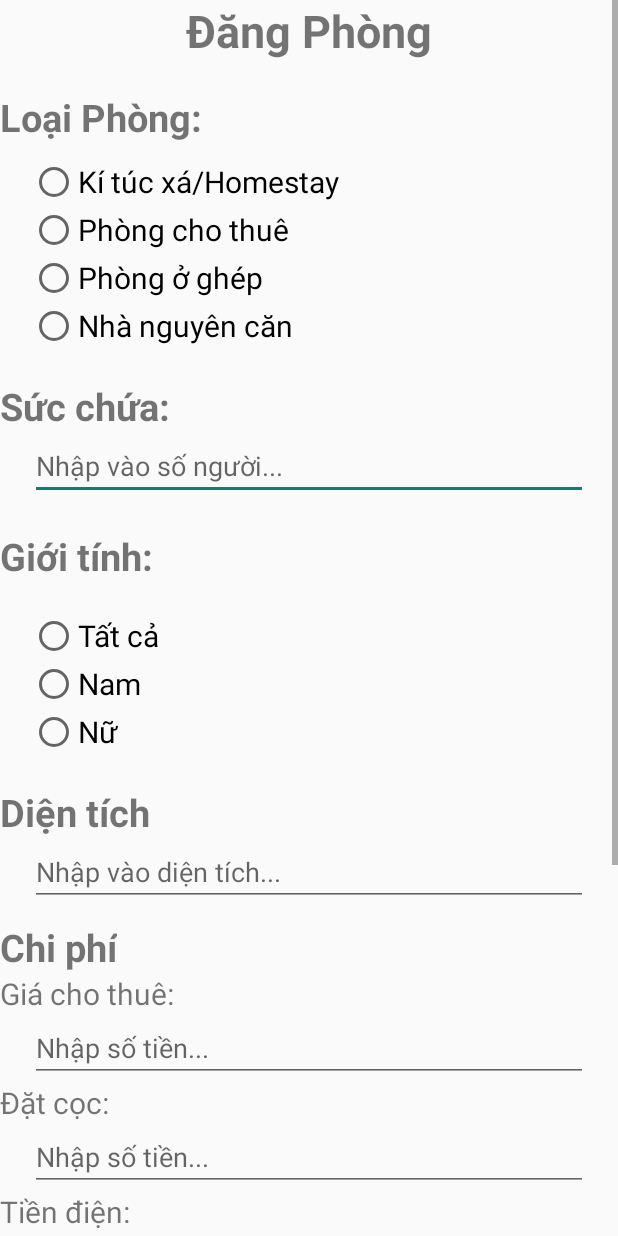
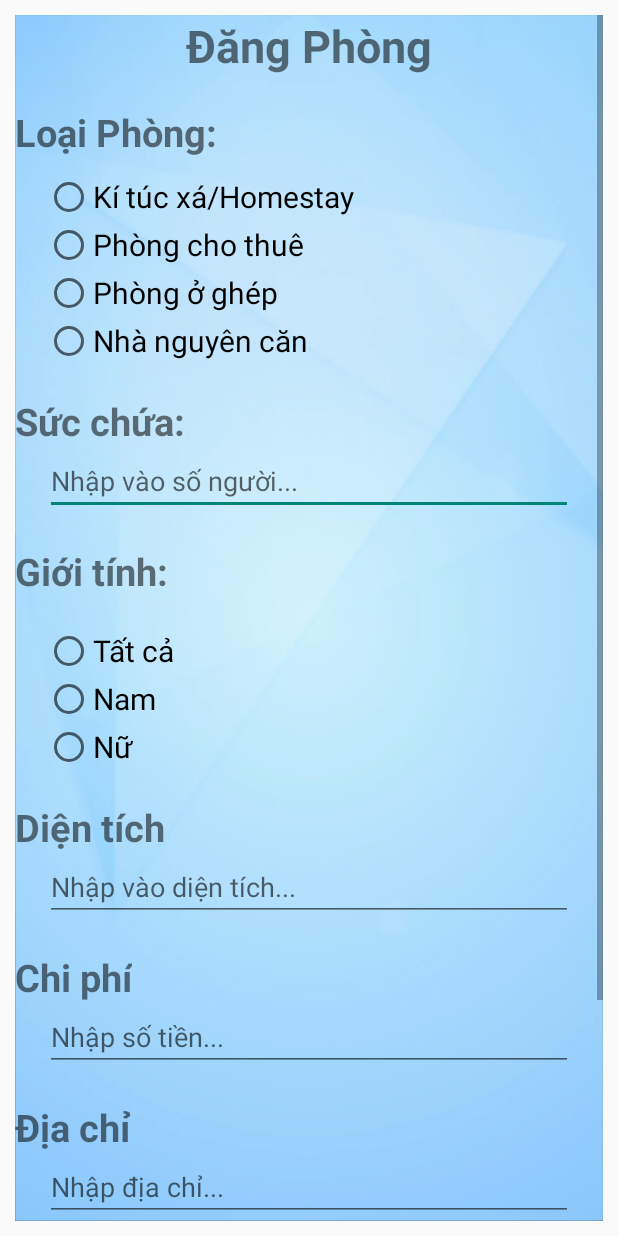
Before and after one commit to dangtuanphong238/Project_TimPhongTro_Nhom4, an Android app: the fragment DangPhongFragment shown on its own in the app's theme, on a phone screen of 412 x 824 dp. Run offline under Robolectric (Android 15) with nearby library versions, the phone set to English and light mode, and no system bars; our stand-ins replace Firebase (no records; nobody signed in at launch, a user with empty details on screens opened directly).

Commit message:
update Đăng Phòng

```diff
--- a/app/build.gradle
+++ b/app/build.gradle
@@ -27,6 +27,7 @@ dependencies {
     implementation 'androidx.navigation:navigation-fragment:2.0.0'
     implementation 'androidx.navigation:navigation-ui:2.0.0'
     implementation 'androidx.lifecycle:lifecycle-extensions:2.0.0'
+    implementation 'com.google.firebase:firebase-storage:16.0.4'
     testImplementation 'junit:junit:4.12'
     androidTestImplementation 'androidx.test.ext:junit:1.1.1'
     androidTestImplementation 'androidx.test.espresso:espresso-core:3.2.0'
@@ -36,5 +37,4 @@ dependencies {
     implementation 'com.firebaseui:firebase-ui-database:6.2.0'
     implementation 'com.google.android.material:material:1.0.0'
     implementation 'androidx.legacy:legacy-support-v4:1.0.0'
-
 }
--- a/app/src/main/AndroidManifest.xml
+++ b/app/src/main/AndroidManifest.xml
@@ -1,6 +1,8 @@
 <?xml version="1.0" encoding="utf-8"?>
 <manifest xmlns:android="http://schemas.android.com/apk/res/android"
     package="com.example.testgooglelogin">
+    <uses-permission android:name="android.permission.READ_EXTERNAL_STORAGE"/>
+    <uses-permission android:name="android.permission.INTERNET" />
 
     <application
         android:allowBackup="true"
@@ -9,8 +11,6 @@
         android:roundIcon="@mipmap/ic_launcher_round"
         android:supportsRtl="true"
         android:theme="@style/Theme.AppCompat.Light.NoActionBar">
-        <activity android:name="navigation.NavigationBarActivity"></activity>
-        <activity android:name="chat_real_time.MessageActivity" />
         <activity android:name="com.example.timphongtro.LoginActivity">
             <intent-filter>
                 <action android:name="android.intent.action.MAIN" />
--- a/app/src/main/java/com/example/timphongtro/DangPhongFragment.java
+++ b/app/src/main/java/com/example/timphongtro/DangPhongFragment.java
@@ -1,15 +1,42 @@
 package com.example.timphongtro;
 
 
+import android.app.Activity;
+import android.app.ProgressDialog;
+import android.content.ContentResolver;
+import android.content.Intent;
+import android.graphics.Bitmap;
+import android.net.Uri;
 import android.os.Bundle;
 
+import androidx.annotation.NonNull;
 import androidx.fragment.app.Fragment;
 
+import android.provider.MediaStore;
+import android.util.Log;
 import android.view.LayoutInflater;
 import android.view.View;
 import android.view.ViewGroup;
+import android.webkit.MimeTypeMap;
+import android.widget.Button;
+import android.widget.ImageView;
+import android.widget.Toast;
 
 import com.example.testgooglelogin.R;
+import com.google.android.gms.tasks.OnFailureListener;
+import com.google.android.gms.tasks.OnSuccessListener;
+import com.google.firebase.database.DatabaseReference;
+import com.google.firebase.database.FirebaseDatabase;
+import com.google.firebase.storage.FirebaseStorage;
+import com.google.firebase.storage.OnProgressListener;
+import com.google.firebase.storage.StorageReference;
+import com.google.firebase.storage.StorageTask;
+import com.google.firebase.storage.UploadTask;
+
+import java.io.IOException;
+import java.util.UUID;
+
+import static android.app.Activity.RESULT_OK;
 
 
 /**
@@ -17,17 +44,95 @@ import com.example.testgooglelogin.R;
  */
 public class DangPhongFragment extends Fragment {
 
+    private int PICK_IMAGE_REQUEST = 1;
+    ImageView imgView;
+    Button btnChoose;
+    Button btnDang;
+
+    public Uri mImageUri;
+    private StorageReference mStorageRef;
+    private StorageTask mUploadTask;
+
 
     public DangPhongFragment() {
         // Required empty public constructor
     }
 
-
     @Override
     public View onCreateView(LayoutInflater inflater, ViewGroup container,
                              Bundle savedInstanceState) {
         // Inflate the layout for this fragment
-        return inflater.inflate(R.layout.fragment_dang_phong, container, false);
+        View fragmentLayout = null;
+        fragmentLayout = inflater.inflate(R.layout.fragment_dang_phong, container, false);
+        btnChoose = fragmentLayout.findViewById(R.id.btnChoose);
+        btnDang = fragmentLayout.findViewById(R.id.btnDang);
+        imgView = fragmentLayout.findViewById(R.id.imgView);
+
+        mStorageRef = FirebaseStorage.getInstance().getReference("uploads");
+
+
+        btnChoose.setOnClickListener(new View.OnClickListener() {
+            @Override
+            public void onClick(View v) {
+                chooseImage();
+            }
+        });
+
+        btnDang.setOnClickListener(new View.OnClickListener() {
+            @Override
+            public void onClick(View v) {
+                    uploadImage();
+            }
+        });
+
+        return fragmentLayout;
     }
 
+    private String getFileExtension(Uri uri) {
+        ContentResolver cR = getContext().getContentResolver();
+        MimeTypeMap mime = MimeTypeMap.getSingleton();
+        return mime.getExtensionFromMimeType(cR.getType(uri));
+    }
+    private void uploadImage() {
+
+        StorageReference Ref = mStorageRef.child(System.currentTimeMillis()+"."+getFileExtension(mImageUri));
+        Ref.putFile(mImageUri)
+                .addOnSuccessListener(new OnSuccessListener<UploadTask.TaskSnapshot>() {
+                    @Override
+                    public void onSuccess(UploadTask.TaskSnapshot taskSnapshot) {
+                        // Get a URL to the uploaded content
+//                        Uri downloadUrl = taskSnapshot.getDownloadUrl();
+                        Toast.makeText(getActivity().getApplication(), "Completed", Toast.LENGTH_SHORT).show();
+                    }
+                })
+                .addOnFailureListener(new OnFailureListener() {
+                    @Override
+                    public void onFailure(@NonNull Exception exception) {
+                        // Handle unsuccessful uploads
+                        // ...
+                    }
+                });
+    }
+
+
+    private void chooseImage() {
+        Intent intent = new Intent();
+        intent.setType("image/*");
+        intent.setAction(Intent.ACTION_GET_CONTENT);
+        startActivityForResult(intent,PICK_IMAGE_REQUEST);
+
+    }
+
+
+    @Override
+    public void onActivityResult(int requestCode, int resultCode, Intent data) {
+        super.onActivityResult(requestCode, resultCode, data);
+        if(requestCode == PICK_IMAGE_REQUEST && resultCode == RESULT_OK
+                && data != null && data.getData() != null )
+        {
+            mImageUri = data.getData();
+            imgView.setImageURI(mImageUri);
+
+        }
+    }
 }
--- /dev/null
+++ b/app/src/main/res/drawable/bg_botton_white.xml
@@ -0,0 +1,9 @@
+<?xml version="1.0" encoding="utf-8"?>
+<shape xmlns:android="http://schemas.android.com/apk/res/android"
+    android:shape="rectangle">
+    <corners android:radius="10dp"/>
+    <solid android:color="@android:color/transparent"/>
+    <stroke android:color="#ffffff"
+        android:width="2dp"/>
+
+</shape>
--- /dev/null
+++ b/app/src/main/res/drawable/custom_button.xml
@@ -0,0 +1,14 @@
+<?xml version="1.0" encoding="utf-8"?>
+<shape xmlns:android="http://schemas.android.com/apk/res/android"
+    android:shape="rectangle">
+
+    <corners android:radius="20dp"/>
+
+    <padding android:bottom="10dp"
+        android:top="10dp"
+        android:left="10dp"
+        android:right="10dp"/>
+
+    <stroke android:width="2dp"
+        android:color="#0004ff"/>
+</shape>
--- a/app/src/main/res/layout/fragment_dang_phong.xml
+++ b/app/src/main/res/layout/fragment_dang_phong.xml
@@ -12,6 +12,8 @@
         android:layout_height="match_parent"
         tools:layout_editor_absoluteY="8dp"
         tools:layout_editor_absoluteX="8dp"
+        android:background="@drawable/background1"
+        android:layout_margin="10dp"
         >
         <LinearLayout
             android:layout_width="fill_parent"
@@ -23,7 +25,7 @@
                 android:layout_width="wrap_content"
                 android:layout_height="wrap_content"
                 android:layout_gravity="center"
-                android:text="Đăng Phòng"
+                android:text="@string/txtDangPhong"
                 android:textSize="30sp"
                 android:textStyle="bold"/>
             <LinearLayout
@@ -81,7 +83,7 @@
                 android:layout_width="match_parent"
                 android:layout_height="wrap_content"
                 android:orientation="vertical"
-                android:layout_marginTop="20dp"
+                android:layout_marginTop="@dimen/margin_top"
                 android:layout_weight="1">
                 <TextView
                     android:layout_width="wrap_content"
@@ -101,7 +103,7 @@
                 android:layout_width="match_parent"
                 android:layout_height="wrap_content"
                 android:orientation="vertical"
-                android:layout_marginTop="20dp"
+                android:layout_marginTop="@dimen/margin_top"
                 android:layout_weight="1">
                 <TextView
                     android:layout_width="wrap_content"
@@ -143,7 +145,7 @@
             <LinearLayout
                 android:layout_width="match_parent"
                 android:layout_height="wrap_content"
-                android:layout_marginTop="20dp"
+                android:layout_marginTop="@dimen/margin_top"
                 android:orientation="vertical"
                 android:layout_weight="1">
                 <TextView
@@ -163,7 +165,7 @@
             <LinearLayout
                 android:layout_width="match_parent"
                 android:layout_height="wrap_content"
-                android:layout_marginTop="10dp"
+                android:layout_marginTop="@dimen/margin_top"
                 android:orientation="vertical"
                 android:layout_weight="1">
                 <TextView
@@ -172,51 +174,36 @@
                     android:textSize="25sp"
                     android:text="Chi phí"
                     android:textStyle="bold"/>
-                <TextView
-                    android:layout_width="wrap_content"
-                    android:layout_height="wrap_content"
-                    android:textSize="20sp"
-                    android:text="Giá cho thuê:"/>
+
                 <EditText
-                    android:id="@+id/edtGiaThue"
-                    android:layout_marginHorizontal="20dp"
-                    android:layout_width="match_parent"
-                    android:layout_height="wrap_content"
-                    android:hint="Nhập số tiền..."/>
-                <TextView
-                    android:layout_width="wrap_content"
-                    android:layout_height="wrap_content"
-                    android:textSize="20sp"
-                    android:text="Đặt cọc:"/>
-                <EditText
-                    android:id="@+id/edtDatCoc"
-                    android:layout_marginHorizontal="20dp"
-                    android:layout_width="match_parent"
-                    android:layout_height="wrap_content"
-                    android:hint="Nhập số tiền..."/>
-                <TextView
-                    android:layout_width="wrap_content"
-                    android:layout_height="wrap_content"
-                    android:textSize="20sp"
-                    android:text="Tiền điện:"/>
-                <EditText
-                    android:id="@+id/edtTienDien"
-                    android:layout_marginHorizontal="20dp"
-                    android:layout_width="match_parent"
-                    android:layout_height="wrap_content"
-                    android:hint="Nhập số tiền..."/>
-                <TextView
-                    android:layout_width="wrap_content"
-                    android:layout_height="wrap_content"
-                    android:textSize="20sp"
-                    android:text="Tiền nước:"/>
-                <EditText
-                    android:id="@+id/edtTienNuoc"
+                    android:id="@+id/edtChiPhi"
                     android:layout_marginHorizontal="20dp"
                     android:layout_width="match_parent"
                     android:layout_height="wrap_content"
                     android:hint="Nhập số tiền..."/>
 
+
+            </LinearLayout>
+
+            <LinearLayout
+                android:layout_width="match_parent"
+                android:layout_height="wrap_content"
+                android:layout_marginTop="@dimen/margin_top"
+                android:orientation="vertical"
+                android:layout_weight="1">
+                <TextView
+                    android:layout_width="wrap_content"
+                    android:layout_height="wrap_content"
+                    android:textSize="25sp"
+                    android:text="Địa chỉ"
+                    android:textStyle="bold"/>
+
+                <EditText
+                    android:id="@+id/edtDiaChi"
+                    android:layout_marginHorizontal="20dp"
+                    android:layout_width="match_parent"
+                    android:layout_height="wrap_content"
+                    android:hint="Nhập địa chỉ..."/>
             </LinearLayout>
 
             <LinearLayout
@@ -229,42 +216,35 @@
                     android:layout_width="wrap_content"
                     android:layout_height="wrap_content"
                     android:textSize="25sp"
-                    android:text="Chi phí"/>
-                <EditText
-
-                    android:layout_marginHorizontal="20dp"
-                    android:layout_width="match_parent"
-                    android:layout_height="wrap_content"
-                    android:hint="Nhập vào chi phí..."/>
-            </LinearLayout>
-            <LinearLayout
-                android:layout_width="match_parent"
-                android:layout_height="wrap_content"
-                android:layout_marginTop="10dp"
-                android:orientation="vertical"
-                android:layout_weight="1">
-                <TextView
+                    android:text="Ảnh"
+                    android:textStyle="bold"/>
+                <Button
+                    android:layout_marginTop="@dimen/margin_top"
                     android:layout_width="wrap_content"
                     android:layout_height="wrap_content"
-                    android:textSize="25sp"
-                    android:text="Chi phí"/>
-                <EditText
-                    android:layout_marginHorizontal="20dp"
+                    android:text="Choose image"
+                    android:background="@drawable/custom_button"
+                    android:id="@+id/btnChoose"
+                    />
+                <ImageView
+                    android:id="@+id/imgView"
                     android:layout_width="match_parent"
-                    android:layout_height="wrap_content"
-                    android:hint="Nhập vào chi phí..."/>
+                    android:layout_height="match_parent"
+                    android:layout_weight="1"/>
             </LinearLayout>
 
             <LinearLayout
                 android:layout_width="match_parent"
                 android:layout_height="wrap_content"
-                android:gravity="right"
+                android:gravity="right|center_vertical"
                 android:layout_weight="1">
                 <Button
                     android:id="@+id/btnDang"
                     android:layout_marginTop="10dp"
+                    android:background="@drawable/bg_botton_white"
                     android:layout_width="wrap_content"
                     android:layout_height="wrap_content"
+                    android:layout_marginBottom="10dp"
                     android:text="Đăng"/>
             </LinearLayout>
 
--- a/app/src/main/res/layout/fragment_tai_khoan.xml
+++ b/app/src/main/res/layout/fragment_tai_khoan.xml
@@ -30,6 +30,4 @@
 
         </LinearLayout>
 
-
-
 </FrameLayout>
--- a/app/src/main/res/values/dimens.xml
+++ b/app/src/main/res/values/dimens.xml
@@ -5,4 +5,5 @@
     <dimen name="nav_header_vertical_spacing">8dp</dimen>
     <dimen name="nav_header_height">176dp</dimen>
     <dimen name="fab_margin">16dp</dimen>
+    <dimen name="margin_top">20dp</dimen>
 </resources>
--- a/app/src/main/res/values/strings.xml
+++ b/app/src/main/res/values/strings.xml
@@ -17,6 +17,8 @@
     <string name="Open">Open</string>
     <string name="Close">Close</string>
 
+    <string name="txtDangPhong">Đăng Phòng</string>
+
     <!-- TODO: Remove or change this placeholder text -->
     <string name="hello_blank_fragment">Hello blank fragment</string>
 
```
Also changed, not shown: app/src/main/res/drawable/custom_button_single.xml (added, +14 -0 lines), app/src/main/res/drawable/ic_android_black_24dp.xml (deleted, +0 -9 lines), app/src/main/res/drawable/ic_edit_black_24dp.xml (deleted, +0 -9 lines), app/src/main/res/drawable/ic_settings_black_24dp.xml (deleted, +0 -9 lines), app/src/main/res/drawable/background.jpg (added), app/src/main/res/drawable/background1.png (added).
